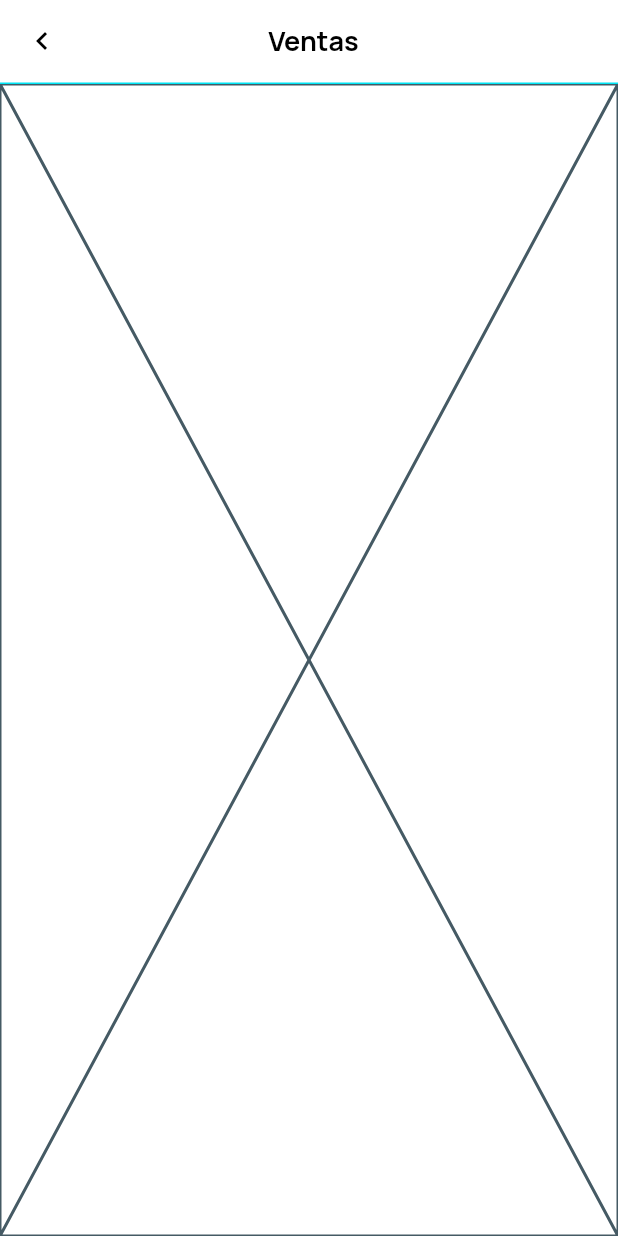
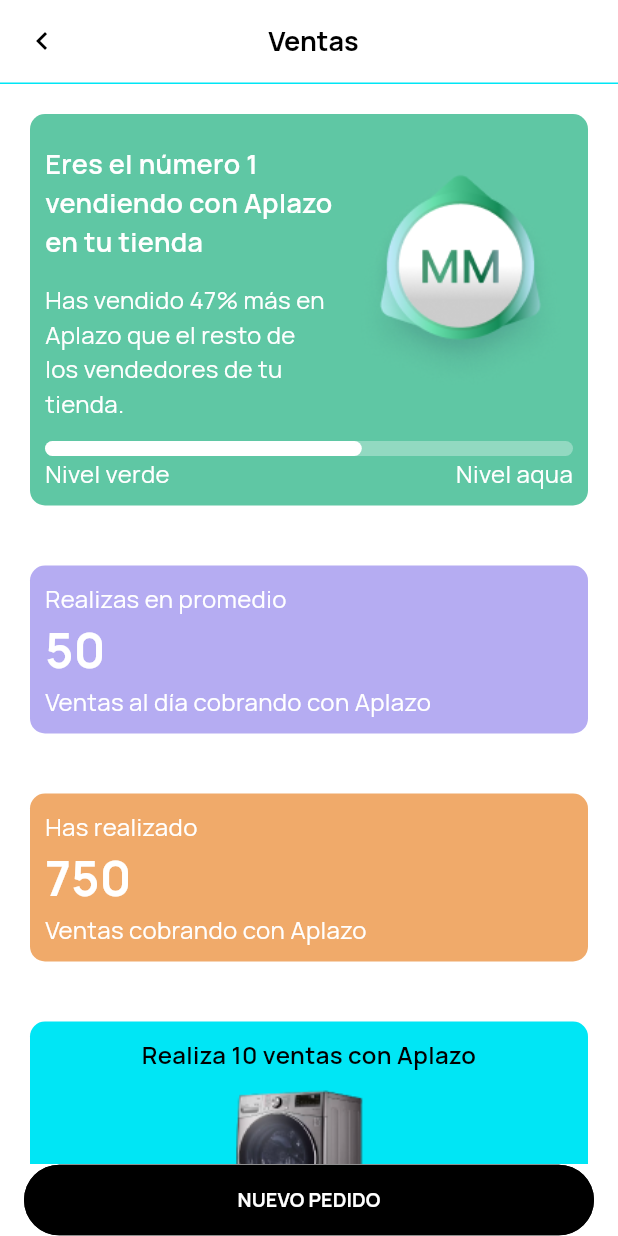
Before and after one commit to jonatanmunguia/flutter_posui_pocket, a Flutter app: the screen it shows after launch, after a tap on "Ventas", on a phone screen of 412 x 824 dp. Run offline on Flutter 3.47's test engine with Material 3 defaults, Android fonts, the phone set to English and light mode, and no system bars; our stand-ins replace bloc, dio, equatable, flutter_bloc, flutter_svg, lottie and 2 more; missing offline and left inert: masked_text; network calls fail.

Commit message:
Aplazo ventas screen.

```diff
--- a/lib/features/panel/presentation/panel_screen.dart
+++ b/lib/features/panel/presentation/panel_screen.dart
@@ -1,5 +1,8 @@
 import 'package:flutter/material.dart';
+import 'package:flutter_posui_pocket/core/extensiones/build_extensions.dart';
+import 'package:flutter_posui_pocket/features/nuevo_pedido/presentation/add_phone_number_screen.dart';
 import 'package:flutter_posui_pocket/ui/components/navigations/aplazo_navbar.dart';
+import 'package:flutter_posui_pocket/ui/components/buttons/aplazo_button.dart';
 
 class PanelScreen extends StatelessWidget {
   const PanelScreen({super.key});
@@ -18,8 +21,21 @@
   @override
   Widget build(BuildContext context) {
     return Scaffold(
-      body: const SafeArea(
-        child: Placeholder(),
+      body: Column(
+        children: [
+          Expanded(
+            child: SingleChildScrollView(
+              child: Column(
+              ),
+            ),
+          ),
+          AplazoButton(
+              buttonProps: ButtonProps(
+                  text: 'Nuevo pedido', buttonType: ButtonType.primary),
+              onPressed: () {
+                context.materialPush(screen: const AddPhoneNumberScreen());
+              }),
+        ],
       ),
       appBar: AplazoNavbar(
         navbarProps: NavbarProps(title: 'Panel'),
--- a/lib/features/ventas/presentation/ventas_screen.dart
+++ b/lib/features/ventas/presentation/ventas_screen.dart
@@ -1,5 +1,12 @@
 import 'package:flutter/material.dart';
+import 'package:flutter_posui_pocket/core/extensiones/build_extensions.dart';
+import 'package:flutter_posui_pocket/features/nuevo_pedido/presentation/add_phone_number_screen.dart';
 import 'package:flutter_posui_pocket/ui/components/navigations/aplazo_navbar.dart';
+import 'package:flutter_posui_pocket/ui/components/buttons/aplazo_button.dart';
+import 'package:flutter_posui_pocket/ui/components/cards/aplazo_agent_progress_card.dart';
+import 'package:flutter_posui_pocket/ui/components/cards/aplazo_text_number_text_card.dart';
+import 'package:flutter_posui_pocket/ui/components/cards/aplazo_container_card.dart';
+import 'package:flutter_posui_pocket/ui/components/texts/aplazo_text.dart';
 
 class VentasScreen extends StatelessWidget {
   const VentasScreen({super.key});
@@ -18,8 +25,53 @@
   @override
   Widget build(BuildContext context) {
     return Scaffold(
-      body: const SafeArea(
-        child: Placeholder(),
+      body: Column(
+        children: [
+          Expanded(
+            child: SingleChildScrollView(
+              child: Column(
+                children: [
+                  const AplazoAgentProgressCard(),
+                  const AplazoTextNumberTextCard(text1: 'Realizas en promedio',
+                      number: '50', text2: 'Ventas al día cobrando con Aplazo', color: Color(0xFFB5ACF2)),
+                  const AplazoTextNumberTextCard(text1: 'Has realizado',
+                      number: '750', text2: 'Ventas cobrando con Aplazo', color: Color(0xFFF0AA6A)),
+                  AplazoContainerCard(childrenContent: [
+                    AplazoText(
+                        textProps: TextProps(
+                            text: 'Realiza 10 ventas con Aplazo',
+                            type: TextType.headlineSize16Weight600Black)),
+                    const SizedBox(
+                      height: 6,
+                    ),
+                    Center(
+                      child: Image.asset(
+                        'assets/images/img_lavadora.png',
+                        // Reemplaza con la ruta de tu imagen
+                        width: 175.0,
+                        height: 116.0,
+                        fit: BoxFit.contain,
+                      ),
+                    ),
+                    const SizedBox(
+                      height: 6,
+                    ),
+                    AplazoText(
+                        textProps: TextProps(
+                            text: 'Vende a 10 clientes entre el 20 de enero y el 10 de febrero de 2024 y ¡gánate una lavadora LG!',
+                            type: TextType.headlineSize14Weight400Black)),
+                  ], color: const Color(0xFF00E6F5)),
+                ],
+              ),
+            ),
+          ),
+          AplazoButton(
+              buttonProps: ButtonProps(
+                  text: 'Nuevo pedido', buttonType: ButtonType.primary),
+              onPressed: () {
+                context.materialPush(screen: const AddPhoneNumberScreen());
+              }),
+        ],
       ),
       appBar: AplazoNavbar(
         navbarProps: NavbarProps(title: 'Ventas'),
--- a/lib/ui/components/cards/aplazo_agent_progress_card.dart
+++ b/lib/ui/components/cards/aplazo_agent_progress_card.dart
@@ -6,8 +6,7 @@
 
   @override
   Widget build(BuildContext context) {
-    return SingleChildScrollView(
-      child: Container(
+    return Container(
       margin: const EdgeInsets.all(20.0),
       padding: const EdgeInsets.all(10.0),
       decoration: BoxDecoration(
@@ -18,7 +17,7 @@
         crossAxisAlignment: CrossAxisAlignment.start,
         children: [
           const SizedBox(
-              height: 14,
+            height: 10,
           ),
           Row(
             mainAxisAlignment: MainAxisAlignment.start,
@@ -74,7 +73,6 @@
           ])
         ],
       ),
-      ),
     );
   }
 }
--- /dev/null
+++ b/lib/ui/components/cards/aplazo_container_card.dart
@@ -0,0 +1,25 @@
+import 'package:flutter/material.dart';
+
+class AplazoContainerCard extends StatelessWidget {
+  const AplazoContainerCard(
+      {super.key, required this.childrenContent, required this.color});
+
+  final List<Widget> childrenContent;
+  final Color color;
+
+  @override
+  Widget build(BuildContext context) {
+    return Container(
+        margin: const EdgeInsets.all(20.0),
+        padding: const EdgeInsets.all(10.0),
+        decoration: BoxDecoration(
+          color: color,
+          borderRadius: BorderRadius.circular(10.0),
+        ),
+        child: Column(
+            crossAxisAlignment: CrossAxisAlignment.start,
+            children: childrenContent
+        )
+    );
+  }
+}
--- /dev/null
+++ b/lib/ui/components/cards/aplazo_text_number_text_card.dart
@@ -0,0 +1,36 @@
+import 'package:flutter/material.dart';
+import 'package:flutter_posui_pocket/ui/components/texts/aplazo_text.dart';
+import 'package:flutter_posui_pocket/ui/components/cards/aplazo_container_card.dart';
+
+class AplazoTextNumberTextCard extends StatelessWidget {
+  const AplazoTextNumberTextCard({super.key, required this.text1, required this.number, required this.text2, required this.color});
+
+  final String text1;
+  final String number;
+  final String text2;
+  final Color color;
+
+  @override
+  Widget build(BuildContext context) {
+    return AplazoContainerCard(childrenContent: [
+      AplazoText(
+          textProps: TextProps(
+              aligment: Alignment.topLeft,
+              multiAligment: TextAlign.left,
+              text: text1,
+              type: TextType.headlineSize16Weight400White)),
+      AplazoText(
+          textProps: TextProps(
+              aligment: Alignment.topLeft,
+              multiAligment: TextAlign.left,
+              text: number,
+              type: TextType.headlineSize32Weight800White)),
+      AplazoText(
+          textProps: TextProps(
+              aligment: Alignment.topLeft,
+              multiAligment: TextAlign.left,
+              text: text2,
+              type: TextType.headlineSize16Weight400White)),
+    ], color: color);
+  }
+}
--- a/lib/ui/components/texts/aplazo_text.dart
+++ b/lib/ui/components/texts/aplazo_text.dart
@@ -142,6 +142,12 @@
       AppTheme.size18, AppTheme.secondaryColor, FontWeight.w600),
   headlineSize16Weight400White(
       AppTheme.size16, AppTheme.secondaryColor, FontWeight.w400),
+  headlineSize16Weight600Black(
+      AppTheme.size16, AppTheme.primaryColor, FontWeight.w600),
+  headlineSize14Weight400Black(
+      AppTheme.size14, AppTheme.primaryColor, FontWeight.w400),
+  headlineSize32Weight800White(
+      AppTheme.size32, AppTheme.secondaryColor, FontWeight.w800),
   headlineSize16Weight400DarkSecondary(
       AppTheme.size16, AppTheme.grayDarkColor, FontWeight.w400),
   headlineSize8Weight400DarkSecondary(
```
Also changed, not shown: assets/images/img_lavadora.png (added). Lines whose indentation alone changed are shown as unchanged.
